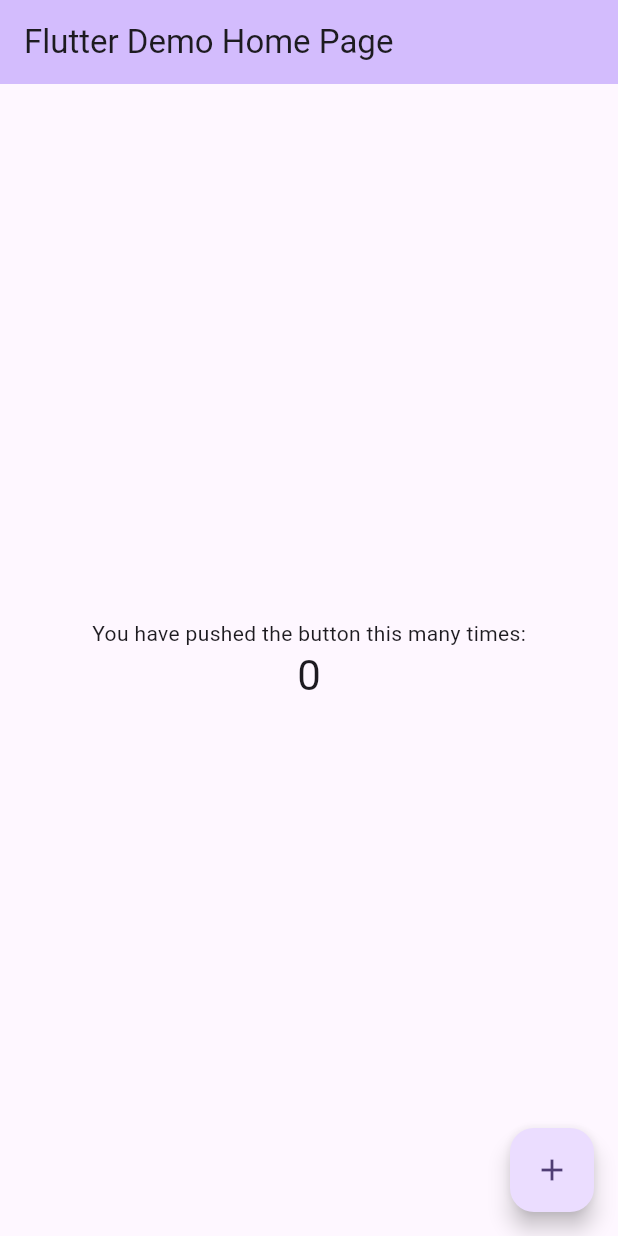
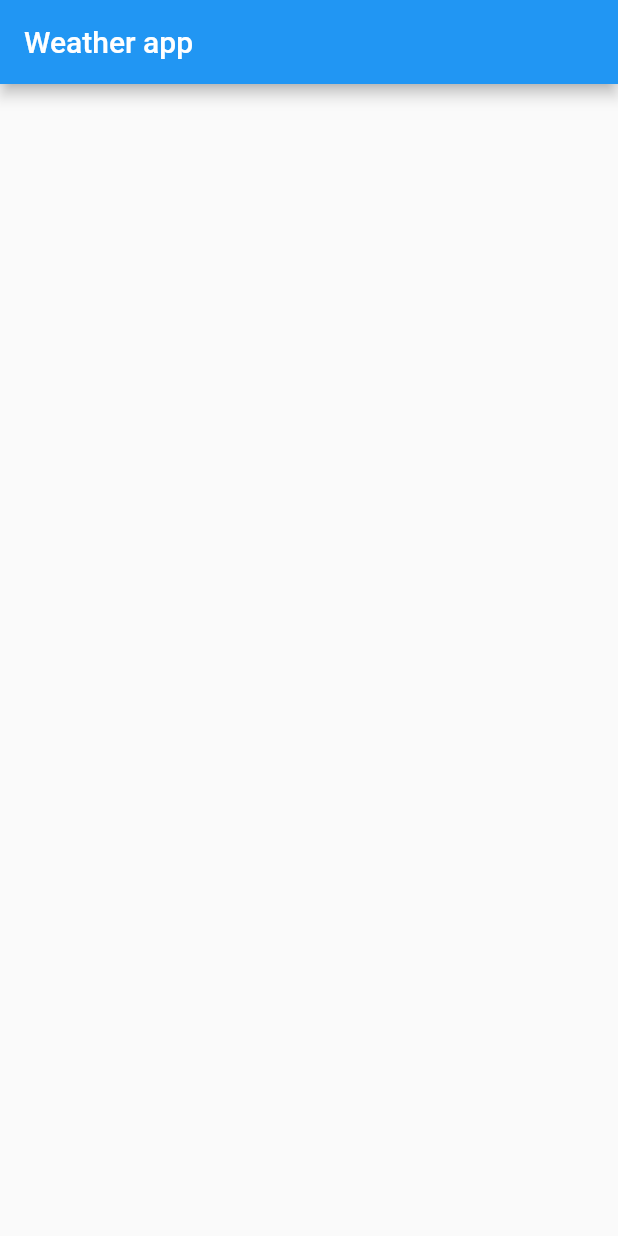
Before and after one commit to OtgonmunkhG/flutter-tasks, a Flutter app: the screen it shows after launch, on a phone screen of 412 x 824 dp. Run offline on Flutter 3.47's test engine with Material 2 defaults, Android fonts, the light colour scheme and no system bars.

Commit message:
added : weather app structure

```diff
--- a/test_app/lib/main.dart
+++ b/test_app/lib/main.dart
@@ -1,125 +1,11 @@
 import 'package:flutter/material.dart';
+import 'package:test_app/pages/get_start.dart';
 
 void main() {
-  runApp(const MyApp());
+  runApp(const MaterialApp(
+    title: "Weather app",
+    debugShowCheckedModeBanner: false,
+    home: GetStart(),
+
+  ));
 }
-
-class MyApp extends StatelessWidget {
-  const MyApp({super.key});
-
-  // This widget is the root of your application.
-  @override
-  Widget build(BuildContext context) {
-    return MaterialApp(
-      title: 'Flutter Demo',
-      theme: ThemeData(
-        // This is the theme of your application.
-        //
-        // TRY THIS: Try running your application with "flutter run". You'll see
-        // the application has a blue toolbar. Then, without quitting the app,
-        // try changing the seedColor in the colorScheme below to Colors.green
-        // and then invoke "hot reload" (save your changes or press the "hot
-        // reload" button in a Flutter-supported IDE, or press "r" if you used
-        // the command line to start the app).
-        //
-        // Notice that the counter didn't reset back to zero; the application
-        // state is not lost during the reload. To reset the state, use hot
-        // restart instead.
-        //
-        // This works for code too, not just values: Most code changes can be
-        // tested with just a hot reload.
-        colorScheme: ColorScheme.fromSeed(seedColor: Colors.deepPurple),
-        useMaterial3: true,
-      ),
-      home: const MyHomePage(title: 'Flutter Demo Home Page'),
-    );
-  }
-}
-
-class MyHomePage extends StatefulWidget {
-  const MyHomePage({super.key, required this.title});
-
-  // This widget is the home page of your application. It is stateful, meaning
-  // that it has a State object (defined below) that contains fields that affect
-  // how it looks.
-
-  // This class is the configuration for the state. It holds the values (in this
-  // case the title) provided by the parent (in this case the App widget) and
-  // used by the build method of the State. Fields in a Widget subclass are
-  // always marked "final".
-
-  final String title;
-
-  @override
-  State<MyHomePage> createState() => _MyHomePageState();
-}
-
-class _MyHomePageState extends State<MyHomePage> {
-  int _counter = 0;
-
-  void _incrementCounter() {
-    setState(() {
-      // This call to setState tells the Flutter framework that something has
-      // changed in this State, which causes it to rerun the build method below
-      // so that the display can reflect the updated values. If we changed
-      // _counter without calling setState(), then the build method would not be
-      // called again, and so nothing would appear to happen.
-      _counter++;
-    });
-  }
-
-  @override
-  Widget build(BuildContext context) {
-    // This method is rerun every time setState is called, for instance as done
-    // by the _incrementCounter method above.
-    //
-    // The Flutter framework has been optimized to make rerunning build methods
-    // fast, so that you can just rebuild anything that needs updating rather
-    // than having to individually change instances of widgets.
-    return Scaffold(
-      appBar: AppBar(
-        // TRY THIS: Try changing the color here to a specific color (to
-        // Colors.amber, perhaps?) and trigger a hot reload to see the AppBar
-        // change color while the other colors stay the same.
-        backgroundColor: Theme.of(context).colorScheme.inversePrimary,
-        // Here we take the value from the MyHomePage object that was created by
-        // the App.build method, and use it to set our appbar title.
-        title: Text(widget.title),
-      ),
-      body: Center(
-        // Center is a layout widget. It takes a single child and positions it
-        // in the middle of the parent.
-        child: Column(
-          // Column is also a layout widget. It takes a list of children and
-          // arranges them vertically. By default, it sizes itself to fit its
-          // children horizontally, and tries to be as tall as its parent.
-          //
-          // Column has various properties to control how it sizes itself and
-          // how it positions its children. Here we use mainAxisAlignment to
-          // center the children vertically; the main axis here is the vertical
-          // axis because Columns are vertical (the cross axis would be
-          // horizontal).
-          //
-          // TRY THIS: Invoke "debug painting" (choose the "Toggle Debug Paint"
-          // action in the IDE, or press "p" in the console), to see the
-          // wireframe for each widget.
-          mainAxisAlignment: MainAxisAlignment.center,
-          children: <Widget>[
-            const Text(
-              'You have pushed the button this many times:',
-            ),
-            Text(
-              '$_counter',
-              style: Theme.of(context).textTheme.headlineMedium,
-            ),
-          ],
-        ),
-      ),
-      floatingActionButton: FloatingActionButton(
-        onPressed: _incrementCounter,
-        tooltip: 'Increment',
-        child: const Icon(Icons.add),
-      ), // This trailing comma makes auto-formatting nicer for build methods.
-    );
-  }
-}
--- /dev/null
+++ b/test_app/lib/pages/get_start.dart
@@ -0,0 +1,14 @@
+import 'package:flutter/material.dart';
+
+class GetStart extends StatelessWidget {
+  const GetStart({super.key});
+
+  @override
+  Widget build(BuildContext context) {
+    return Scaffold(
+      appBar: AppBar(
+        title: Text("Weather app"),
+      ),
+    );
+  }
+}
--- a/test_app/pubspec.yaml
+++ b/test_app/pubspec.yaml
@@ -35,6 +35,8 @@ dependencies:
   # The following adds the Cupertino Icons font to your application.
   # Use with the CupertinoIcons class for iOS style icons.
   cupertino_icons: ^1.0.2
+  http: ^1.1.0
+  intl: ^0.18.1
 
 dev_dependencies:
   flutter_test:
```
